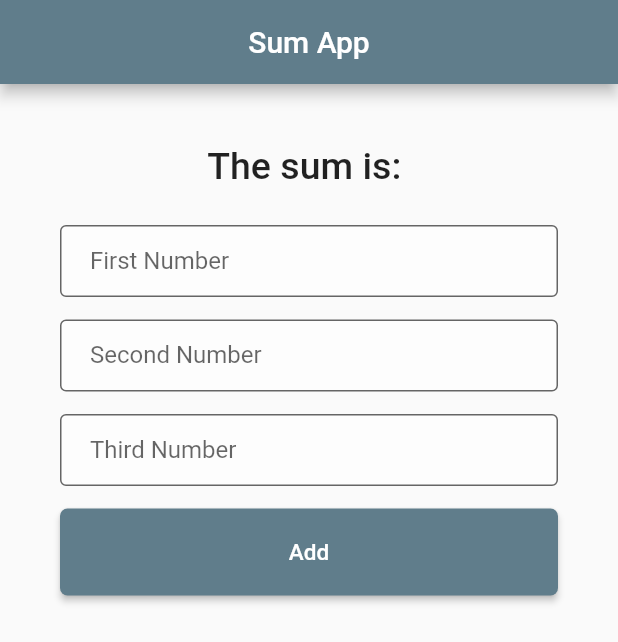
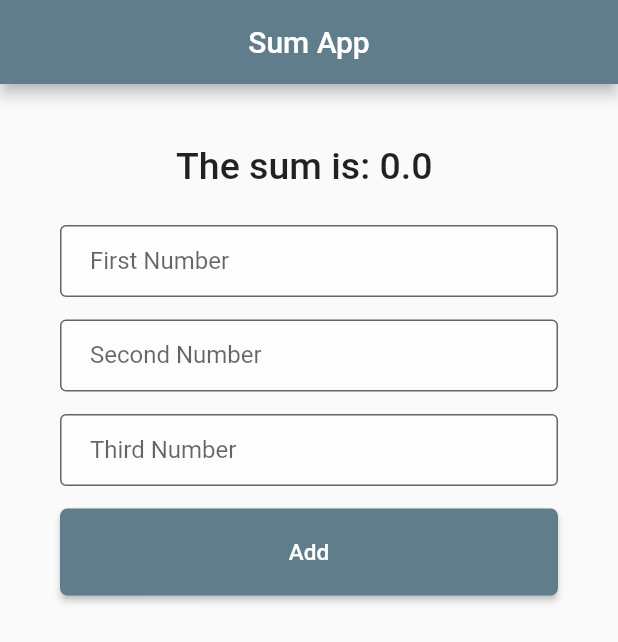
Before and after one commit to syfulsharif/sum_app, a Flutter app: the screen it shows after launch, after a tap on "Add", on a phone screen of 412 x 824 dp. Shown: the top 642 px of the screen. Run offline on Flutter 3.47's test engine with Material 2 defaults, Android fonts, the light colour scheme and no system bars.

Commit message:
Displaying Sum Value added, App is working but the form value is not being cleared

```diff
--- a/lib/main.dart
+++ b/lib/main.dart
@@ -25,18 +25,26 @@ class MyHomePage extends StatefulWidget {
 }
 
 class _MyHomePageState extends State<MyHomePage> {
-  Map<String, String> formValue = {
-    "num1" : "",
-    "num2" : "",
-    "num3" : "",
-};
+  Map<String, double> formValue = {
+    "num1" : 0,
+    "num2" : 0,
+    "num3" : 0,
+  };
+  double sumValue = 0;
+
 
   @override
   Widget build(BuildContext context) {
 
     myInputOnChange(inputKey, inputValue) {
       setState(() {
-        formValue.update(inputKey, (value) => inputValue);
+        formValue.update(inputKey, (value) => double.parse(inputValue));
+      });
+    }
+
+    addAllNumbers() {
+      setState(() {
+        sumValue = formValue['num1']! + formValue['num2']! + formValue['num3']!;
       });
     }
 
@@ -52,7 +60,7 @@ class _MyHomePageState extends State<MyHomePage> {
           mainAxisAlignment: MainAxisAlignment.start,
           children: [
             Text(
-              'The sum is: ',
+              'The sum is: $sumValue ',
               style: headTextStyle(),
             ),
             const SizedBox(height: 25.0),
@@ -77,13 +85,17 @@ class _MyHomePageState extends State<MyHomePage> {
                 //set value to num3
                 myInputOnChange("num3", value);
               },
+
               decoration: appInputStyle('Third Number'),
             ),
             const SizedBox(height: 15.0),
             SizedBox(
               width: double.infinity,
               child: ElevatedButton(
-                onPressed: () {},
+                onPressed: () {
+                  addAllNumbers();
+                  // print(sumValue);
+                },
                 style: appButtonStyle(),
                 child: const Text(
                   'Add',
```
